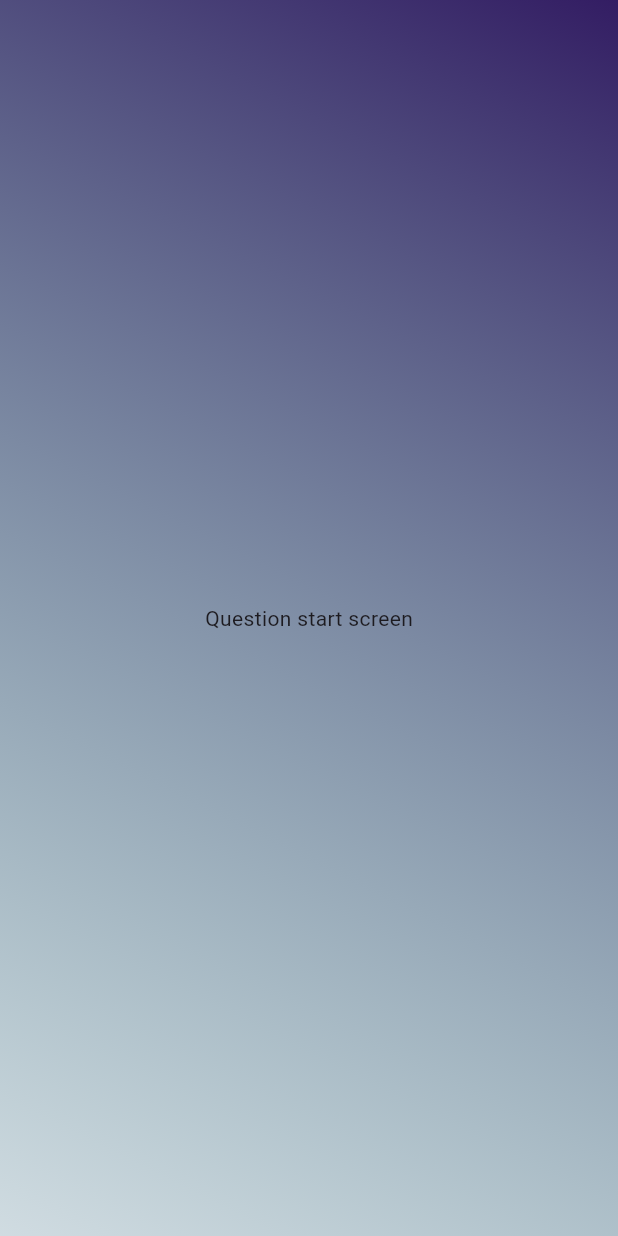
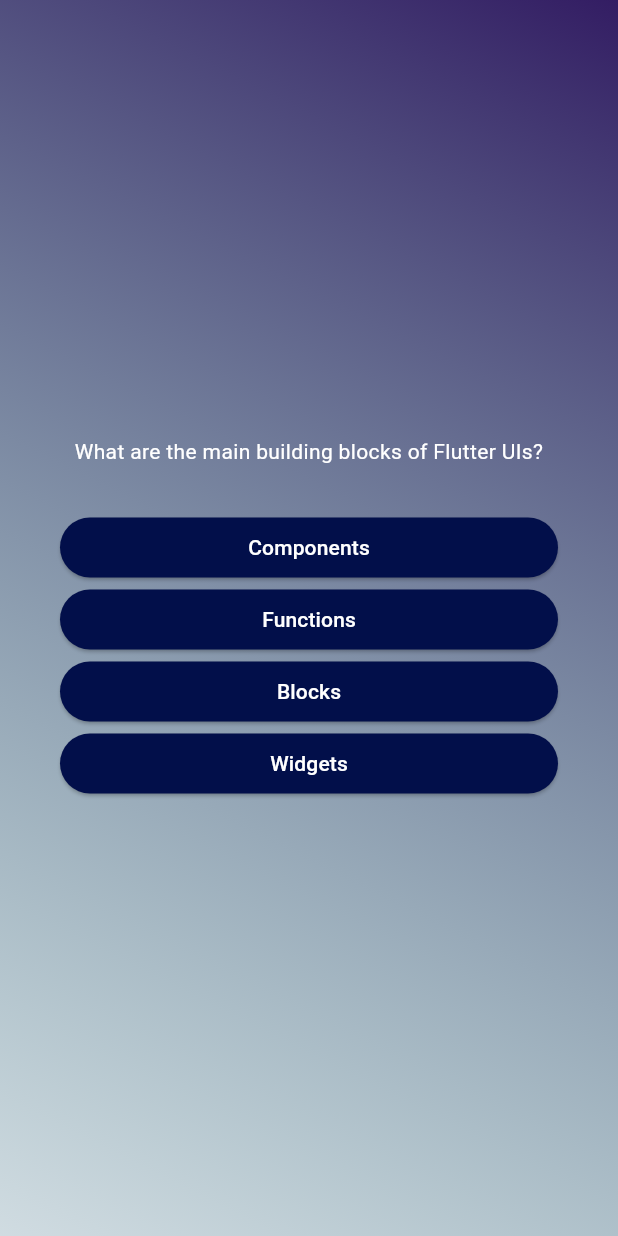
Before and after one commit to sidratulpunno/FlutterQuizApp, a Flutter app: the screen it shows after launch, after a tap on "Start Quiz", on a phone screen of 412 x 824 dp. Run offline on Flutter 3.47's test engine with Material 3 defaults, Android fonts, the phone set to English and light mode, and no system bars.

Commit message:
quiz button added

```diff
--- /dev/null
+++ b/lib/answer_button.dart
@@ -0,0 +1,27 @@
+import 'package:flutter/material.dart';
+
+class AnswerButton extends StatelessWidget {
+  const AnswerButton({
+    super.key,
+    required this.onTap,
+    required this.answerText,
+  });
+
+  final String answerText;
+  final void Function() onTap;
+
+  @override
+  Widget build(context) {
+    return ElevatedButton(
+        onPressed: onTap,
+        style: ElevatedButton.styleFrom(
+          padding: const EdgeInsets.symmetric(horizontal: 40, vertical: 10),
+          backgroundColor: const Color.fromARGB(255, 2, 15, 74),
+          foregroundColor: Colors.white,
+          shape: RoundedRectangleBorder(
+            borderRadius: BorderRadius.circular(40),
+          ),
+        ),
+        child: Text(answerText));
+  }
+}
--- /dev/null
+++ b/lib/data/questions.dart
@@ -0,0 +1,55 @@
+import 'package:adv_basics/models/quiz_question.dart';
+
+const questions = [
+  QuizQuestion(
+    'What are the main building blocks of Flutter UIs?',
+    [
+      'Widgets',
+      'Components',
+      'Blocks',
+      'Functions',
+    ],
+  ),
+  QuizQuestion('How are Flutter UIs built?', [
+    'By combining widgets in code',
+    'By combining widgets in a visual editor',
+    'By defining widgets in config files',
+    'By using XCode for iOS and Android Studio for Android',
+  ]),
+  QuizQuestion(
+    'What\'s the purpose of a StatefulWidget?',
+    [
+      'Update UI as data changes',
+      'Update data as UI changes',
+      'Ignore data changes',
+      'Render UI that does not depend on data',
+    ],
+  ),
+  QuizQuestion(
+    'Which widget should you try to use more often: StatelessWidget or StatefulWidget?',
+    [
+      'StatelessWidget',
+      'StatefulWidget',
+      'Both are equally good',
+      'None of the above',
+    ],
+  ),
+  QuizQuestion(
+    'What happens if you change data in a StatelessWidget?',
+    [
+      'The UI is not updated',
+      'The UI is updated',
+      'The closest StatefulWidget is updated',
+      'Any nested StatefulWidgets are updated',
+    ],
+  ),
+  QuizQuestion(
+    'How should you update data inside of StatefulWidgets?',
+    [
+      'By calling setState()',
+      'By calling updateData()',
+      'By calling updateUI()',
+      'By calling updateState()',
+    ],
+  ),
+];
--- /dev/null
+++ b/lib/models/quiz_question.dart
@@ -0,0 +1,12 @@
+class QuizQuestion {
+  const QuizQuestion(this.text, this.answers);
+
+  final String text;
+  final List<String> answers;
+
+  List<String> getShuffledAnswer() {
+    final ShuffledList = List.of(answers);
+    ShuffledList.shuffle();
+    return ShuffledList;
+  }
+}
--- a/lib/question_screen.dart
+++ b/lib/question_screen.dart
@@ -1,4 +1,6 @@
 import 'package:flutter/material.dart';
+import 'package:adv_basics/answer_button.dart';
+import 'package:adv_basics/data/questions.dart';
 
 class QuestionScreen extends StatefulWidget {
   const QuestionScreen({super.key});
@@ -10,8 +12,40 @@ class QuestionScreen extends StatefulWidget {
 }
 
 class _QuestionScreenState extends State<QuestionScreen> {
+  var currentQuestionIndex = 0;
+
+  void answerQuestion() {
+    setState(() {
+      currentQuestionIndex++;
+    });
+  }
+
   @override
   Widget build(context) {
-    return const Center(child: Text('Question start screen'));
+    final currentQuestion = questions[currentQuestionIndex];
+    return SizedBox(
+      width: double.infinity,
+      child: Container(
+        padding: const EdgeInsets.all(40),
+        child: Column(
+          mainAxisAlignment: MainAxisAlignment.center,
+          crossAxisAlignment: CrossAxisAlignment.stretch,
+          children: [
+            Text(
+              currentQuestion.text,
+              style: const TextStyle(color: Colors.white),
+              textAlign: TextAlign.center,
+            ),
+            const SizedBox(height: 30),
+            ...currentQuestion.getShuffledAnswer().map((answer) {
+              return AnswerButton(
+                answerText: answer,
+                onTap: answerQuestion,
+              );
+            }),
+          ],
+        ),
+      ),
+    );
   }
 }
--- a/lib/quiz.dart
+++ b/lib/quiz.dart
@@ -12,22 +12,20 @@ class Quiz extends StatefulWidget {
 }
 
 class _QuizState extends State<Quiz> {
-  Widget? activeScreen;
-
-  @override
-  void initState() {
-    activeScreen = StartScreen(switchScreen);
-    super.initState();
-  }
+  var activeScreen = 'start-screen';
 
   void switchScreen() {
     setState(() {
-      activeScreen = const QuestionScreen();
+      activeScreen = 'question-screen';
     });
   }
 
   @override
   Widget build(context) {
+    Widget screenWidget = StartScreen(switchScreen);
+    if (activeScreen == 'question-screen') {
+      screenWidget = const QuestionScreen();
+    }
     return MaterialApp(
       home: Scaffold(
         body: Container(
@@ -37,7 +35,7 @@ class _QuizState extends State<Quiz> {
               Color.fromARGB(49, 15, 104, 100)
             ], begin: Alignment.topRight, end: Alignment.bottomLeft),
           ),
-          child: activeScreen,
+          child: screenWidget,
         ),
       ),
     );
```
